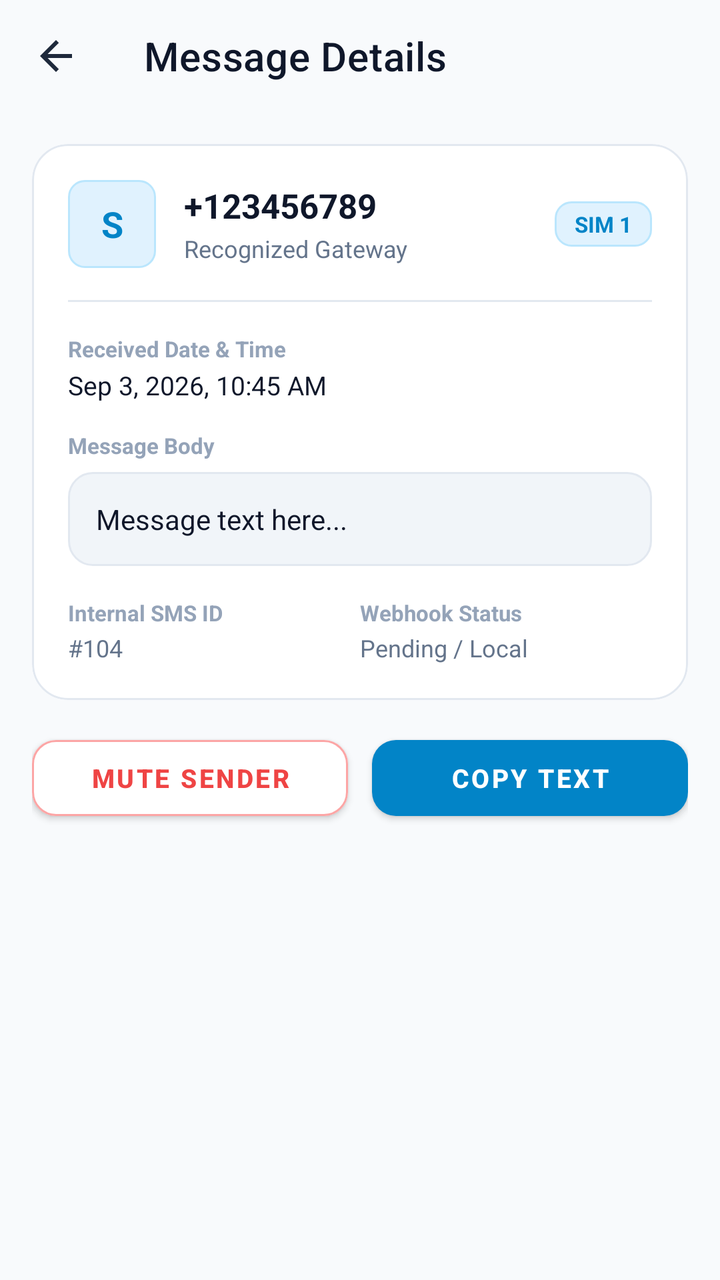
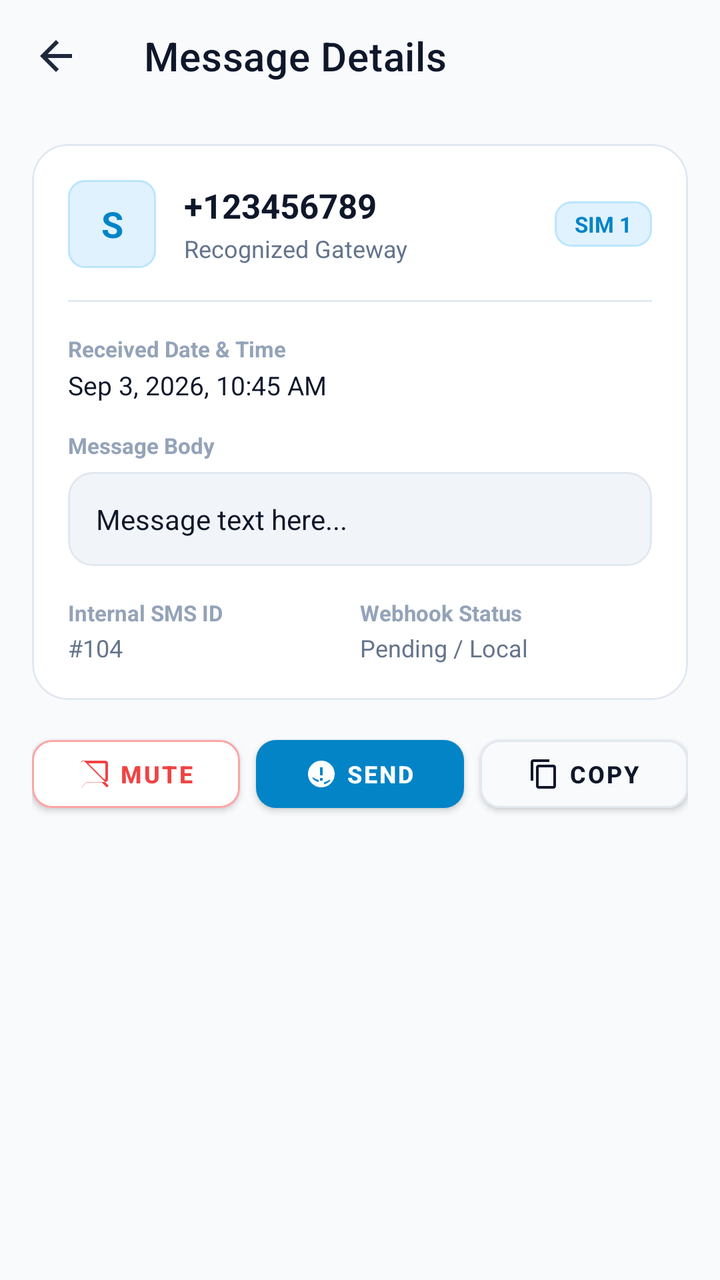

Screens rendered from an Android XML layout before and after an edit, with the pre-edit source and the edit as a unified diff.
<!-- AndroidManifest.xml: application theme Theme.SkyPay -->
<!-- res/layout/activity_message_details.xml -->
<?xml version="1.0" encoding="utf-8"?>
<androidx.coordinatorlayout.widget.CoordinatorLayout xmlns:android="http://schemas.android.com/apk/res/android"
    xmlns:app="http://schemas.android.com/apk/res-auto"
    android:layout_width="match_parent"
    android:layout_height="match_parent"
    android:background="@color/colorBackground">

    <com.google.android.material.appbar.AppBarLayout
        android:layout_width="match_parent"
        android:layout_height="wrap_content"
        android:background="@color/colorBackground"
        app:elevation="0dp">

        <androidx.appcompat.widget.Toolbar
            android:id="@+id/toolbar"
            android:layout_width="match_parent"
            android:layout_height="?attr/actionBarSize"
            android:background="@color/colorBackground"
            app:title="Message Details"
            app:titleTextColor="@color/colorTextPrimary"
            app:navigationIcon="@drawable/ic_back" />
    </com.google.android.material.appbar.AppBarLayout>

    <androidx.core.widget.NestedScrollView
        android:layout_width="match_parent"
        android:layout_height="match_parent"
        android:fillViewport="true"
        app:layout_behavior="@string/appbar_scrolling_view_behavior">

        <LinearLayout
            android:layout_width="match_parent"
            android:layout_height="wrap_content"
            android:orientation="vertical"
            android:padding="16dp">

            <com.google.android.material.card.MaterialCardView
                android:layout_width="match_parent"
                android:layout_height="wrap_content"
                android:layout_marginBottom="14dp"
                app:cardCornerRadius="18dp"
                app:cardElevation="0dp"
                app:strokeWidth="1dp"
                app:strokeColor="@color/colorCardBorder"
                app:cardBackgroundColor="@color/colorCardBackground">

                <LinearLayout
                    android:layout_width="match_parent"
                    android:layout_height="wrap_content"
                    android:orientation="vertical"
                    android:padding="18dp">

                    <LinearLayout
                        android:layout_width="match_parent"
                        android:layout_height="wrap_content"
                        android:orientation="horizontal"
                        android:gravity="center_vertical">

                        <TextView
                            android:id="@+id/tvDetailSenderAvatar"
                            android:layout_width="44dp"
                            android:layout_height="44dp"
                            android:background="@drawable/bg_badge_sim"
                            android:gravity="center"
                            android:text="S"
                            android:textColor="@color/colorPrimary"
                            android:textSize="18sp"
                            android:textStyle="bold" />

                        <LinearLayout
                            android:layout_width="0dp"
                            android:layout_height="wrap_content"
                            android:layout_weight="1"
                            android:layout_marginStart="14dp"
                            android:orientation="vertical">

                            <TextView
                                android:id="@+id/tvDetailSender"
                                android:layout_width="wrap_content"
                                android:layout_height="wrap_content"
                                android:text="+123456789"
                                android:textColor="@color/colorTextPrimary"
                                android:textSize="17sp"
                                android:textStyle="bold" />

                            <TextView
                                android:id="@+id/tvDetailClassification"
                                android:layout_width="wrap_content"
                                android:layout_height="wrap_content"
                                android:layout_marginTop="2dp"
                                android:text="Recognized Gateway"
                                android:textColor="@color/colorTextSecondary"
                                android:textSize="12sp" />
                        </LinearLayout>

                        <TextView
                            android:id="@+id/tvDetailSimBadge"
                            android:layout_width="wrap_content"
                            android:layout_height="wrap_content"
                            android:background="@drawable/bg_badge_sim"
                            android:paddingStart="10dp"
                            android:paddingEnd="10dp"
                            android:paddingTop="4dp"
                            android:paddingBottom="4dp"
                            android:text="SIM 1"
                            android:textColor="@color/colorPrimary"
                            android:textSize="11sp"
                            android:textStyle="bold" />
                    </LinearLayout>

                    <View
                        android:layout_width="match_parent"
                        android:layout_height="1dp"
                        android:layout_marginTop="16dp"
                        android:layout_marginBottom="16dp"
                        android:background="@color/colorDivider" />

                    <TextView
                        android:layout_width="wrap_content"
                        android:layout_height="wrap_content"
                        android:text="Received Date &amp; Time"
                        android:textColor="@color/colorTextTertiary"
                        android:textSize="11sp"
                        android:textStyle="bold" />

                    <TextView
                        android:id="@+id/tvDetailTimestamp"
                        android:layout_width="wrap_content"
                        android:layout_height="wrap_content"
                        android:layout_marginTop="2dp"
                        android:text="Sep 3, 2026, 10:45 AM"
                        android:textColor="@color/colorTextPrimary"
                        android:textSize="13sp" />

                    <TextView
                        android:layout_width="wrap_content"
                        android:layout_height="wrap_content"
                        android:layout_marginTop="14dp"
                        android:text="Message Body"
                        android:textColor="@color/colorTextTertiary"
                        android:textSize="11sp"
                        android:textStyle="bold" />

                    <TextView
                        android:id="@+id/tvDetailBody"
                        android:layout_width="match_parent"
                        android:layout_height="wrap_content"
                        android:layout_marginTop="6dp"
                        android:background="@drawable/bg_search_field"
                        android:padding="14dp"
                        android:text="Message text here..."
                        android:textColor="@color/colorTextPrimary"
                        android:textSize="14sp"
                        android:lineSpacingMultiplier="1.3"
                        android:textIsSelectable="true" />

                    <LinearLayout
                        android:layout_width="match_parent"
                        android:layout_height="wrap_content"
                        android:layout_marginTop="16dp"
                        android:orientation="horizontal">

                        <LinearLayout
                            android:layout_width="0dp"
                            android:layout_height="wrap_content"
                            android:layout_weight="1"
                            android:orientation="vertical">

                            <TextView
                                android:layout_width="wrap_content"
                                android:layout_height="wrap_content"
                                android:text="Internal SMS ID"
                                android:textColor="@color/colorTextTertiary"
                                android:textSize="11sp"
                                android:textStyle="bold" />

                            <TextView
                                android:id="@+id/tvDetailSmsId"
                                android:layout_width="wrap_content"
                                android:layout_height="wrap_content"
                                android:layout_marginTop="2dp"
                                android:text="#104"
                                android:textColor="@color/colorTextSecondary"
                                android:textSize="12sp" />
                        </LinearLayout>

                        <LinearLayout
                            android:layout_width="0dp"
                            android:layout_height="wrap_content"
                            android:layout_weight="1"
                            android:orientation="vertical">

                            <TextView
                                android:layout_width="wrap_content"
                                android:layout_height="wrap_content"
                                android:text="Webhook Status"
                                android:textColor="@color/colorTextTertiary"
                                android:textSize="11sp"
                                android:textStyle="bold" />

                            <TextView
                                android:id="@+id/tvDetailWebhookStatus"
                                android:layout_width="wrap_content"
                                android:layout_height="wrap_content"
                                android:layout_marginTop="2dp"
                                android:text="Pending / Local"
                                android:textColor="@color/colorTextSecondary"
                                android:textSize="12sp" />
                        </LinearLayout>
                    </LinearLayout>

                </LinearLayout>
            </com.google.android.material.card.MaterialCardView>

            <LinearLayout
                android:layout_width="match_parent"
                android:layout_height="wrap_content"
                android:orientation="horizontal">

                <com.google.android.material.button.MaterialButton
                    android:id="@+id/btnMuteSender"
                    android:layout_width="0dp"
                    android:layout_height="50dp"
                    android:layout_weight="1"
                    android:layout_marginEnd="6dp"
                    android:text="Mute Sender"
                    android:textColor="#EF4444"
                    android:textSize="13sp"
                    android:textStyle="bold"
                    app:cornerRadius="12dp"
                    app:strokeWidth="1dp"
                    app:strokeColor="#FCA5A5"
                    app:backgroundTint="@color/colorCardBackground" />

                <com.google.android.material.button.MaterialButton
                    android:id="@+id/btnCopyBody"
                    android:layout_width="0dp"
                    android:layout_height="50dp"
                    android:layout_weight="1"
                    android:layout_marginStart="6dp"
                    android:text="Copy Text"
                    android:textColor="#FFFFFF"
                    android:textSize="13sp"
                    android:textStyle="bold"
                    app:cornerRadius="12dp"
                    app:backgroundTint="@color/colorPrimary" />
            </LinearLayout>

        </LinearLayout>
    </androidx.core.widget.NestedScrollView>
</androidx.coordinatorlayout.widget.CoordinatorLayout>
<!-- resources referenced by this layout -->
<resources>
  <color name="colorBackground">#F8FAFC</color>
  <color name="colorCardBackground">#FFFFFF</color>
  <color name="colorCardBorder">#E2E8F0</color>
  <color name="colorDivider">#E2E8F0</color>
  <color name="colorPrimary">#0284C7</color>
  <color name="colorTextPrimary">#0F172A</color>
  <color name="colorTextSecondary">#64748B</color>
  <color name="colorTextTertiary">#94A3B8</color>
  <!-- drawable bg_badge_sim (drawable) -->
  <shape xmlns:android="http://schemas.android.com/apk/res/android"
      android:shape="rectangle">
      <solid android:color="#E0F2FE" />
      <corners android:radius="8dp" />
      <stroke
          android:width="1dp"
          android:color="#BAE6FD" />
  </shape>
  <!-- drawable bg_search_field (drawable) -->
  <shape xmlns:android="http://schemas.android.com/apk/res/android"
      android:shape="rectangle">
      <solid android:color="@color/colorSearchBackground" />
      <corners android:radius="12dp" />
      <stroke
          android:width="1dp"
          android:color="@color/colorCardBorder" />
  </shape>
  <!-- drawable ic_back (drawable) -->
  <vector xmlns:android="http://schemas.android.com/apk/res/android"
      android:width="24dp"
      android:height="24dp"
      android:viewportWidth="24"
      android:viewportHeight="24">
      <path
          android:fillColor="#FF1E293B"
          android:pathData="M20,11H7.83l5.59,-5.59L12,4l-8,8 8,8 1.41,-1.41L7.83,13H20v-2z"/>
  </vector>
  <string name="appbar_scrolling_view_behavior">com.google.android.material.appbar.AppBarLayout$ScrollingViewBehavior</string>
  <color name="colorSearchBackground">#F1F5F9</color>
  <color name="colorPrimaryVariant">#0369A1</color>
  <color name="colorOnPrimary">#FFFFFF</color>
  <color name="colorSecondary">#1E3A8A</color>
  <color name="colorSecondaryVariant">#172554</color>
  <color name="colorOnSecondary">#FFFFFF</color>
  <!-- unchanged entries left out for length: 1 -->
</resources>

<!-- the commit's change to res/layout/activity_message_details.xml (unified diff, before → after) -->
@@ -219,30 +219,67 @@
                 <com.google.android.material.button.MaterialButton
                     android:id="@+id/btnMuteSender"
                     android:layout_width="0dp"
-                    android:layout_height="50dp"
+                    android:layout_height="46dp"
                     android:layout_weight="1"
-                    android:layout_marginEnd="6dp"
-                    android:text="Mute Sender"
+                    android:layout_marginEnd="4dp"
+                    android:text="Mute"
                     android:textColor="#EF4444"
-                    android:textSize="13sp"
+                    android:textSize="12sp"
                     android:textStyle="bold"
-                    app:cornerRadius="12dp"
+                    android:singleLine="true"
+                    android:gravity="center"
+                    app:icon="@drawable/ic_mute"
+                    app:iconTint="#EF4444"
+                    app:iconSize="16dp"
+                    app:iconGravity="textStart"
+                    app:iconPadding="4dp"
+                    app:cornerRadius="10dp"
                     app:strokeWidth="1dp"
                     app:strokeColor="#FCA5A5"
                     app:backgroundTint="@color/colorCardBackground" />
 
                 <com.google.android.material.button.MaterialButton
+                    android:id="@+id/btnSendWebhook"
+                    android:layout_width="0dp"
+                    android:layout_height="46dp"
+                    android:layout_weight="1"
+                    android:layout_marginStart="4dp"
+                    android:layout_marginEnd="4dp"
+                    android:text="Send"
+                    android:textColor="#FFFFFF"
+                    android:textSize="12sp"
+                    android:textStyle="bold"
+                    android:singleLine="true"
+                    android:gravity="center"
+                    app:icon="@drawable/ic_webhook"
+                    app:iconTint="#FFFFFF"
+                    app:iconSize="16dp"
+                    app:iconGravity="textStart"
+                    app:iconPadding="4dp"
+                    app:cornerRadius="10dp"
+                    app:backgroundTint="@color/colorPrimary" />
+
+                <com.google.android.material.button.MaterialButton
                     android:id="@+id/btnCopyBody"
                     android:layout_width="0dp"
-                    android:layout_height="50dp"
+                    android:layout_height="46dp"
                     android:layout_weight="1"
-                    android:layout_marginStart="6dp"
-                    android:text="Copy Text"
-                    android:textColor="#FFFFFF"
-                    android:textSize="13sp"
+                    android:layout_marginStart="4dp"
+                    android:text="Copy"
+                    android:textColor="@color/colorTextPrimary"
+                    android:textSize="12sp"
                     android:textStyle="bold"
-                    app:cornerRadius="12dp"
-                    app:backgroundTint="@color/colorPrimary" />
+                    android:singleLine="true"
+                    android:gravity="center"
+                    app:icon="@drawable/ic_copy"
+                    app:iconTint="@color/colorTextPrimary"
+                    app:iconSize="16dp"
+                    app:iconGravity="textStart"
+                    app:iconPadding="4dp"
+                    app:cornerRadius="10dp"
+                    app:strokeWidth="1dp"
+                    app:strokeColor="@color/colorCardBorder"
+                    app:backgroundTint="@color/colorSecondaryButton" />
             </LinearLayout>
 
         </LinearLayout>
<!-- resource entries referenced after the edit -->
@@ -5,6 +5,7 @@
   <color name="colorCardBorder">#E2E8F0</color>
   <color name="colorDivider">#E2E8F0</color>
   <color name="colorPrimary">#0284C7</color>
+  <color name="colorSecondaryButton">#F8FAFC</color>
   <color name="colorTextPrimary">#0F172A</color>
   <color name="colorTextSecondary">#64748B</color>
   <color name="colorTextTertiary">#94A3B8</color>
@@ -36,6 +37,36 @@
           android:fillColor="#FF1E293B"
           android:pathData="M20,11H7.83l5.59,-5.59L12,4l-8,8 8,8 1.41,-1.41L7.83,13H20v-2z"/>
   </vector>
+  <!-- drawable ic_copy (drawable) -->
+  <vector xmlns:android="http://schemas.android.com/apk/res/android"
+      android:width="24dp"
+      android:height="24dp"
+      android:viewportWidth="24"
+      android:viewportHeight="24">
+      <path
+          android:fillColor="#FF475569"
+          android:pathData="M16,1H4C2.9,1 2,1.9 2,3v14h2V3h12V1zM19,5H8C6.9,5 6,5.9 6,7v14c0,1.1 0.9,2 2,2h11c1.1,0 2,-0.9 2,-2V7C21,5.9 20.1,5 19,5zM19,21H8V7h11V21z"/>
+  </vector>
+  <!-- drawable ic_mute (drawable) -->
+  <vector xmlns:android="http://schemas.android.com/apk/res/android"
+      android:width="24dp"
+      android:height="24dp"
+      android:viewportWidth="24"
+      android:viewportHeight="24">
+      <path
+          android:fillColor="#FFEF4444"
+          android:pathData="M20,2H4C2.9,2 2,2.9 2,4v18l4,-4h14c1.1,0 2,-0.9 2,-2V4C22,2.9 21.1,2 20,2zM3.27,1.44l19.29,19.29 -1.41,1.41L17.3,18.29H6l-4,4V4.85L1.86,2.85 3.27,1.44zM20,16h-0.85l-12,-12H20v12z"/>
+  </vector>
+  <!-- drawable ic_webhook (drawable) -->
+  <vector xmlns:android="http://schemas.android.com/apk/res/android"
+      android:width="24dp"
+      android:height="24dp"
+      android:viewportWidth="24"
+      android:viewportHeight="24">
+      <path
+          android:fillColor="#FF0284C7"
+          android:pathData="M12,2C6.48,2 2,6.48 2,12s4.48,10 10,10 10,-4.48 10,-10S17.52,2 12,2zM11,7h2v6h-2V7zM11,15h2v2h-2v-2zM4.46,15.88l1.41,-1.41C6.73,15.35 8.24,16 10,16.5V18c-2.31,-0.5 -4.3,-1.93 -5.54,-3.88zM19.54,15.88C18.3,17.83 16.31,19.26 14,19.76v-1.5c1.76,-0.5 3.27,-1.15 4.13,-2.03l1.41,1.41z"/>
+  </vector>
   <string name="appbar_scrolling_view_behavior">com.google.android.material.appbar.AppBarLayout$ScrollingViewBehavior</string>
   <color name="colorSearchBackground">#F1F5F9</color>
   <color name="colorPrimaryVariant">#0369A1</color>
